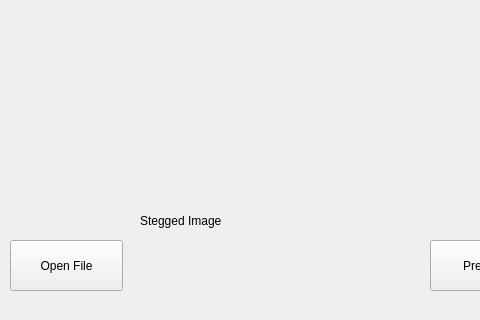
Above: Release/Official/UIFiles/ResultScreen.ui from kevinrmedina/StegoCapstone before the change; both pictures show x 0 to 480 and y 230 to 550 of the 750 by 550 pixel window. Below: the same form after it.
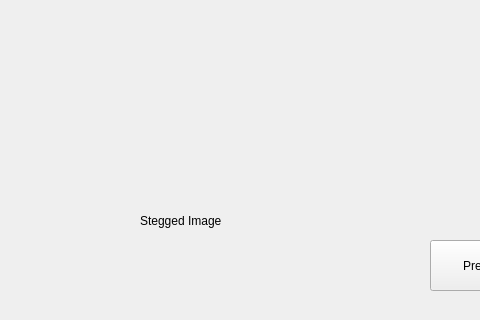
That is the form after the change.

What changed in the file:
```diff
--- a/Release/Official/UIFiles/ResultScreen.ui
+++ b/Release/Official/UIFiles/ResultScreen.ui
@@ -13,19 +13,6 @@
   <property name="windowTitle">
    <string>Form</string>
   </property>
-  <widget class="QPushButton" name="pushButton_3">
-   <property name="geometry">
-    <rect>
-     <x>10</x>
-     <y>470</y>
-     <width>113</width>
-     <height>51</height>
-    </rect>
-   </property>
-   <property name="text">
-    <string>Open File</string>
-   </property>
-  </widget>
   <widget class="QLabel" name="label_4">
    <property name="geometry">
     <rect>
```
Left out of the diff: 8 changed lines with no effect on the pictures.
